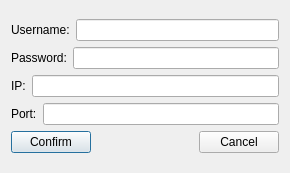
Before: the Qt Designer form ArteryTechQtProject/ArteryTechQtProject/PuttyInformationDialog.ui in chenfeigen/HBFlowsSrc, drawn with Qt 5.
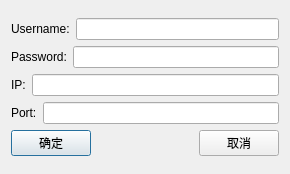
After: the same form once the commit is applied.

Patch:
```diff
--- a/ArteryTechQtProject/ArteryTechQtProject/PuttyInformationDialog.ui
+++ b/ArteryTechQtProject/ArteryTechQtProject/PuttyInformationDialog.ui
@@ -7,7 +7,7 @@
     <x>0</x>
     <y>0</y>
     <width>290</width>
-    <height>173</height>
+    <height>174</height>
    </rect>
   </property>
   <property name="windowTitle">
@@ -77,7 +77,7 @@
        <item>
         <widget class="QPushButton" name="ConfirmpushButton">
          <property name="text">
-          <string>Confirm</string>
+          <string>确定</string>
          </property>
         </widget>
        </item>
@@ -97,7 +97,7 @@
        <item>
         <widget class="QPushButton" name="CancelpushButton">
          <property name="text">
-          <string>Cancel</string>
+          <string>取消</string>
          </property>
         </widget>
        </item>
```
